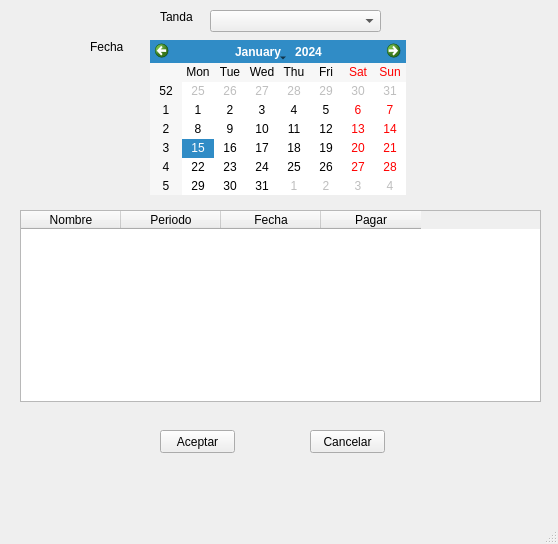
First picture: the form in Qt/src/pagosView.ui, repository wdjimenez/tandasPython, before the edit.
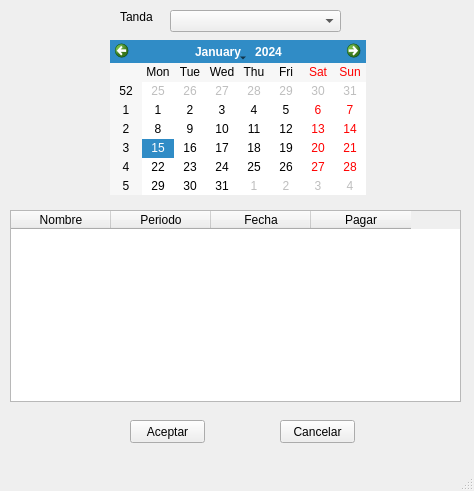
Second picture: the form after the edit.

Diff of the .ui file:
```diff
--- a/Qt/src/pagosView.ui
+++ b/Qt/src/pagosView.ui
@@ -6,10 +6,22 @@
    <rect>
     <x>0</x>
     <y>0</y>
-    <width>558</width>
-    <height>544</height>
+    <width>474</width>
+    <height>491</height>
    </rect>
   </property>
+  <property name="minimumSize">
+   <size>
+    <width>474</width>
+    <height>491</height>
+   </size>
+  </property>
+  <property name="maximumSize">
+   <size>
+    <width>474</width>
+    <height>491</height>
+   </size>
+  </property>
   <property name="windowTitle">
    <string>Pagos</string>
   </property>
@@ -17,7 +29,7 @@
    <widget class="QLabel" name="label">
     <property name="geometry">
      <rect>
-      <x>160</x>
+      <x>120</x>
       <y>10</y>
       <width>46</width>
       <height>13</height>
@@ -27,24 +39,11 @@
      <string>Tanda</string>
     </property>
    </widget>
-   <widget class="QLabel" name="label_2">
-    <property name="geometry">
-     <rect>
-      <x>90</x>
-      <y>40</y>
-      <width>46</width>
-      <height>13</height>
-     </rect>
-    </property>
-    <property name="text">
-     <string>Fecha</string>
-    </property>
-   </widget>
    <widget class="QPushButton" name="pushButtonAceptar">
     <property name="geometry">
      <rect>
-      <x>160</x>
-      <y>430</y>
+      <x>130</x>
+      <y>420</y>
       <width>75</width>
       <height>23</height>
      </rect>
@@ -56,8 +55,8 @@
    <widget class="QPushButton" name="pushButtonCancel">
     <property name="geometry">
      <rect>
-      <x>310</x>
-      <y>430</y>
+      <x>280</x>
+      <y>420</y>
       <width>75</width>
       <height>23</height>
      </rect>
@@ -69,7 +68,7 @@
    <widget class="QComboBox" name="comboBoxTandas">
     <property name="geometry">
      <rect>
-      <x>210</x>
+      <x>170</x>
       <y>10</y>
       <width>171</width>
       <height>22</height>
@@ -79,9 +78,9 @@
    <widget class="QTableWidget" name="tableWidget">
     <property name="geometry">
      <rect>
-      <x>20</x>
+      <x>10</x>
       <y>210</y>
-      <width>521</width>
+      <width>451</width>
       <height>192</height>
      </rect>
     </property>
@@ -127,7 +126,7 @@
    <widget class="QCalendarWidget" name="calendarWidget">
     <property name="geometry">
      <rect>
-      <x>150</x>
+      <x>110</x>
       <y>40</y>
       <width>256</width>
       <height>155</height>
```
Left out of the diff: 10 changed lines with no effect on the pictures.
